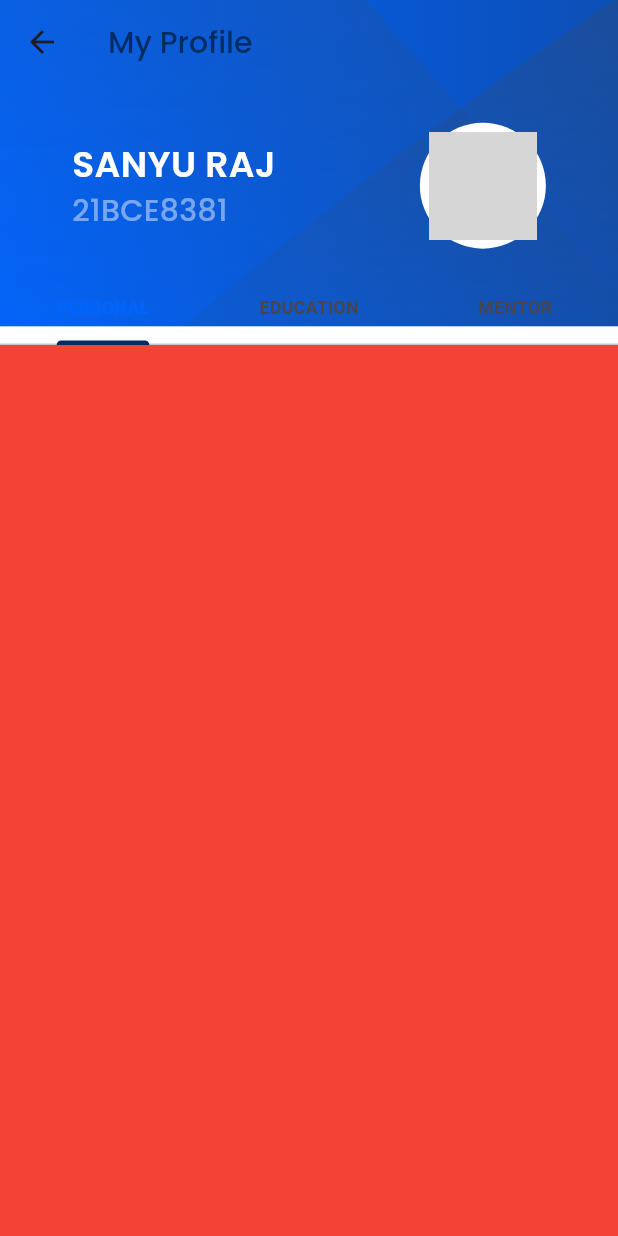
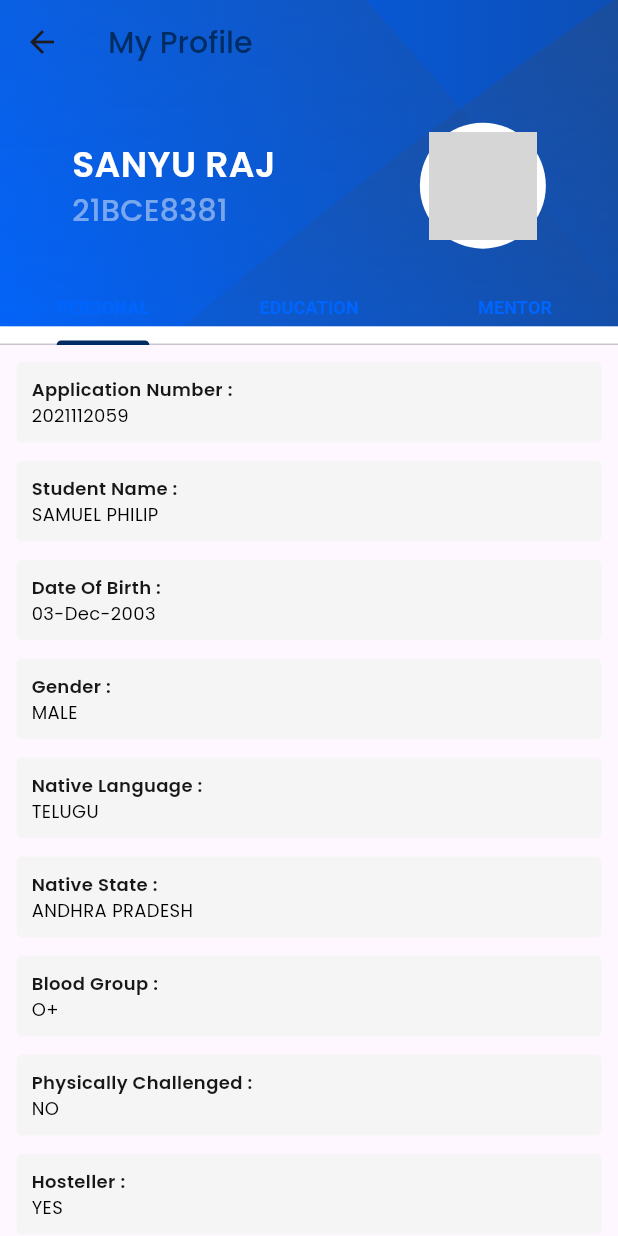
Before and after one commit to Team-NEXT-INDIA/VITAP--V2, a Flutter app: the ProfileDetailsPage screen opened directly, on a phone screen of 412 x 824 dp. Run offline on Flutter 3.47's test engine with Material 2 defaults, Android fonts, the light colour scheme and no system bars; our stand-ins replace animate_do, barcode_widget, carousel_slider, flip_card, font_awesome_flutter, google_fonts and 2 more; network calls fail; project files that could hold a hidden picture were left out; grey boxes are pictures that could not be loaded.

Commit message:
Added Digital ID card & Updated Profile Details page
Co-Authored-By: sanyuraj04 <116296042+sanyuraj04@users.noreply.github.com>

```diff
--- /dev/null
+++ b/lib/screens/Student/MyProfilePage/DetailPages/personalBuild.dart
@@ -0,0 +1,35 @@
+import 'package:flutter/material.dart';
+
+import '../components/textBox.dart';
+
+class PersonalBuild extends StatefulWidget {
+  const PersonalBuild({Key? key}) : super(key: key);
+
+  @override
+  State<PersonalBuild> createState() => _PersonalBuildState();
+}
+
+class _PersonalBuildState extends State<PersonalBuild> {
+  @override
+  Widget build(BuildContext context) {
+    return SingleChildScrollView(
+      child: Column(
+        children: [
+          SizedBox(
+            height: 10,
+          ),
+          TextBox(header: "Application Number", text: '2021112059'),
+          TextBox(header: "Student Name", text: 'SAMUEL PHILIP'),
+          TextBox(header: "Date Of Birth", text: '03-Dec-2003'),
+          TextBox(header: "Gender", text: 'MALE'),
+          TextBox(header: "Native Language", text: 'TELUGU'),
+          TextBox(header: "Native State", text: 'ANDHRA PRADESH'),
+          TextBox(header: "Blood Group", text: 'O+'),
+          TextBox(header: "Physically Challenged", text: 'NO'),
+          TextBox(header: "Hosteller", text: 'YES'),
+          TextBox(header: "Aadhar Number", text: '21010xxxxxxxx090'),
+        ],
+      ),
+    );
+  }
+}
--- a/lib/screens/Student/MyProfilePage/ProfileDetailsPage.dart
+++ b/lib/screens/Student/MyProfilePage/ProfileDetailsPage.dart
@@ -1,9 +1,11 @@
 import 'package:flutter/cupertino.dart';
 import 'package:flutter/material.dart';
 import 'package:flutter/services.dart';
+import 'package:myapp/screens/Student/MyProfilePage/DetailPages/educationBuild.dart';
 
 import '../../../customs/theme.dart';
 import '../../../utils/utils.dart';
+import 'DetailPages/personalBuild.dart';
 
 class ProfileDetailsPage extends StatefulWidget {
   const ProfileDetailsPage({super.key});
@@ -12,7 +14,8 @@ class ProfileDetailsPage extends StatefulWidget {
   _ProfileDetailsPageState createState() => _ProfileDetailsPageState();
 }
 
-class _ProfileDetailsPageState extends State<ProfileDetailsPage> with SingleTickerProviderStateMixin {
+class _ProfileDetailsPageState extends State<ProfileDetailsPage>
+    with SingleTickerProviderStateMixin {
   late TabController controller;
 
   @override
@@ -40,12 +43,10 @@ class _ProfileDetailsPageState extends State<ProfileDetailsPage> with SingleTick
                 pinned: true,
                 title: Text(
                   "My Profile",
-                style: SafeGoogleFont(
-                    'Poppins',
+                  style: SafeGoogleFont('Poppins',
                       fontWeight: FontWeight.w500,
                       fontSize: 20,
-                    color: secondaryBlue
-                ),
+                      color: secondaryBlue),
                 ),
                 backgroundColor: Colors.white,
                 flexibleSpace: FlexibleSpaceBar(
@@ -55,7 +56,6 @@ class _ProfileDetailsPageState extends State<ProfileDetailsPage> with SingleTick
                     children: [
                       Column(
                         children: <Widget>[
-
                           Container(
                             height: MediaQuery.of(context).size.height * 0.264,
                             width: double.infinity,
@@ -65,28 +65,23 @@ class _ProfileDetailsPageState extends State<ProfileDetailsPage> with SingleTick
                               mainAxisAlignment: MainAxisAlignment.spaceAround,
                               crossAxisAlignment: CrossAxisAlignment.center,
                               children: [
-
                                 Column(
                                   mainAxisAlignment: MainAxisAlignment.center,
                                   crossAxisAlignment: CrossAxisAlignment.start,
                                   children: [
                                     Text(
                                       "SANYU RAJ",
-                                    style: SafeGoogleFont(
-                                        'Poppins',
+                                      style: SafeGoogleFont('Poppins',
                                           fontWeight: FontWeight.w600,
                                           fontSize: 24,
-                                        color: Colors.white
-                                    ),
+                                          color: Colors.white),
                                     ),
                                     Text(
                                       "21BCE8381",
-                                    style: SafeGoogleFont(
-                                        'Poppins',
+                                      style: SafeGoogleFont('Poppins',
                                           fontWeight: FontWeight.w500,
                                           fontSize: 20,
-                                        color: const Color(0x74FFFFFF)
-                                    ),
+                                          color: const Color(0x74FFFFFF)),
                                     ),
                                   ],
                                 ),
@@ -95,31 +90,27 @@ class _ProfileDetailsPageState extends State<ProfileDetailsPage> with SingleTick
                                   radius: 42.0,
                                   child: CircleAvatar(
                                     radius: 36.0,
-                                  backgroundImage:
-                                  NetworkImage('https://img.freepik.com/free-photo/happy-young-female-student-holding-notebooks-from-courses-smiling-camera-standing-spring-clothes-against-blue-background_1258-70161.jpg?w=2000'),
+                                    backgroundImage: NetworkImage(
+                                        'https://img.freepik.com/free-photo/happy-young-female-student-holding-notebooks-from-courses-smiling-camera-standing-spring-clothes-against-blue-background_1258-70161.jpg?w=2000'),
                                     backgroundColor: Colors.transparent,
                                   ),
                                 ),
                               ],
                             ),
                           ),
-
                         ],
-
                       ),
                     ],
                   ),
                 ),
                 expandedHeight: 230.0,
                 bottom: TabBar(
+                  splashFactory: InkSparkle.splashFactory,
                   labelStyle: TextStyle(
-
-
                       fontWeight: FontWeight.w700,
                       fontSize: 12,
-                      color: primaryColor
-
-                ),
+                      color: primaryColor),
+                  unselectedLabelColor: primaryColor,
                   indicatorColor: secondaryBlue,
                   labelColor: primaryColor,
                   tabs: [
@@ -135,17 +126,9 @@ class _ProfileDetailsPageState extends State<ProfileDetailsPage> with SingleTick
           body: Column(
             children: [
               Expanded(
-              child: TabBarView(
-                  controller: controller,
-                  children: [
-                Container(
-                  color: Colors.red,
-                  height: 250,
-                ),
-                Container(
-                  color: Colors.blueAccent,
-                  height: 250,
-                ),
+                child: TabBarView(controller: controller, children: [
+                  PersonalBuild(),
+                  EducationBuild(),
                   Container(
                     color: Colors.greenAccent,
                     height: 250,
@@ -153,8 +136,7 @@ class _ProfileDetailsPageState extends State<ProfileDetailsPage> with SingleTick
                 ]),
               )
             ],
-        )
-      ),
+          )),
     );
   }
 }
--- /dev/null
+++ b/lib/screens/Student/MyProfilePage/components/textBox.dart
@@ -0,0 +1,80 @@
+import 'package:flutter/cupertino.dart';
+import 'package:flutter/material.dart';
+import 'package:flutter/services.dart';
+import 'package:myapp/utils/utils.dart';
+
+class TextBox extends StatelessWidget {
+  final String header;
+  final String text;
+
+  const TextBox({Key? key, required this.header, required this.text})
+      : super(key: key);
+
+  _copyText(BuildContext context) {
+    {
+      var snackBar = SnackBar(
+        content: Text('$header Copied to Clipboard'),
+        duration: const Duration(seconds: 1),
+      );
+      Clipboard.setData(ClipboardData(text: text)).then((value) =>
+          ScaffoldMessenger.of(context)
+              .showSnackBar(snackBar)); // -> show a notification
+    }
+  }
+
+  _getFlexText(context) {
+    return Row(
+      children: [
+        Flexible(
+          child: Text(
+            text,
+            style: SafeGoogleFont(
+              'Poppins',
+              color: CupertinoColors.label,
+              fontSize: 12,
+              fontWeight: FontWeight.normal,
+            ),
+          ),
+        ),
+      ],
+    );
+  }
+
+  @override
+  Widget build(BuildContext context) {
+    return Padding(
+      padding: const EdgeInsets.only(left: 10.0, right: 10.0, bottom: 10.0),
+      child: GestureDetector(
+        onTap: () => _copyText(context),
+        child: Container(
+          decoration: BoxDecoration(
+            // color: Colors.white,
+            color: Theme.of(context).selectedRowColor,
+            border: Border.all(width: 1, color: Theme.of(context).canvasColor),
+            borderRadius: BorderRadius.circular(5),
+            shape: BoxShape.rectangle,
+          ),
+          // decoration: getTextBoxDecoration(boxClr!),
+          child: Padding(
+            padding: const EdgeInsets.all(10),
+            child: Column(
+              crossAxisAlignment: CrossAxisAlignment.start,
+              children: [
+                Text(
+                  "$header :",
+                  style: SafeGoogleFont(
+                    'Poppins',
+                    color: CupertinoColors.darkBackgroundGray,
+                    fontSize: 12,
+                    fontWeight: FontWeight.w600,
+                  ),
+                ),
+                _getFlexText(context)
+              ],
+            ),
+          ),
+        ),
+      ),
+    );
+  }
+}
--- a/pubspec.yaml
+++ b/pubspec.yaml
@@ -44,6 +44,8 @@ dependencies:
   flutter_svg: ^1.1.6
   line_icons: ^2.0.1
   font_awesome_flutter: ^10.3.0
+  barcode_widget: ^2.0.3
+  flip_card: ^0.6.0
 
 
 dev_dependencies:
```
Also changed, not shown: lib/screens/Student/Homepage/components/PromoSlider.dart (+46 -52 lines), lib/screens/Student/MyProfilePage/DetailPages/educationBuild.dart (added, +38 -0 lines), lib/screens/Student/MyProfilePage/DigitalCard.dart (added, +300 -0 lines), lib/screens/Student/MyProfilePage/components/HeaderIcons.dart (+10 -12 lines), assets/images/logo_width.png (added), lib/screens/Student/MyProfilePage/DetailPages/mentorBuild.dart (added), 5 other files. Lines whose indentation alone changed are shown as unchanged.
